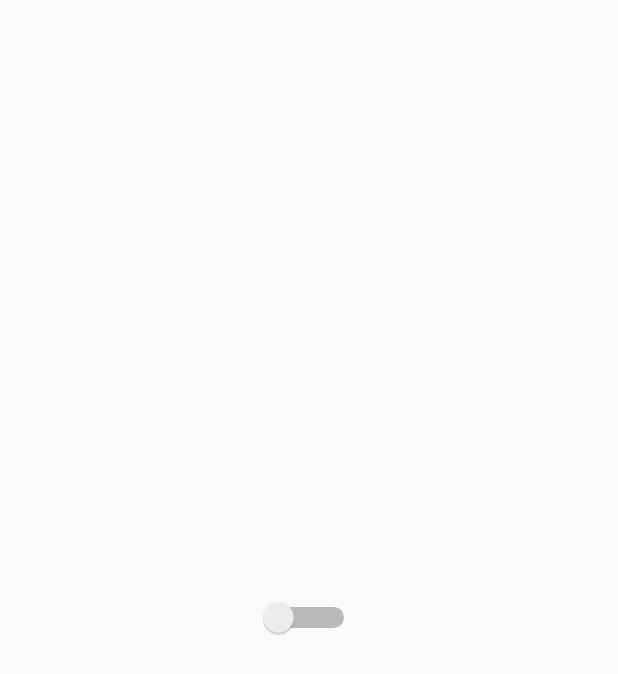
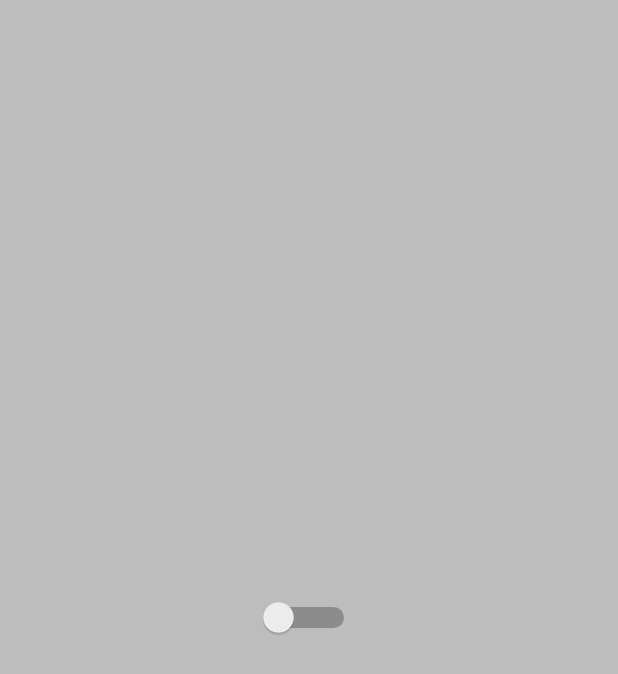
Before and after one commit to ItsSelina/Lumi, an Android app: the screen it shows after launch (MainActivity), on a phone screen of 412 x 824 dp. Shown: the top 674 px of the screen. Run offline under Robolectric (Android 15) with nearby library versions, the phone set to English and light mode, and no system bars.

Commit message:
Change color

```diff
--- a/app/src/main/java/me/selinali/lumi/MainActivity.java
+++ b/app/src/main/java/me/selinali/lumi/MainActivity.java
@@ -1,8 +1,10 @@
 package me.selinali.lumi;
 
+import android.graphics.Color;
 import android.hardware.Camera;
 import android.support.v7.app.AppCompatActivity;
 import android.os.Bundle;
+import android.view.View;
 import android.widget.CompoundButton;
 import android.widget.Switch;
 
@@ -11,6 +13,7 @@ public class MainActivity extends AppCompatActivity {
     Camera camera;
     Boolean isLightOn;
     Switch lightSwitch;
+    View view;
 
     @Override
     protected void onCreate(Bundle savedInstanceState) {
@@ -19,10 +22,13 @@ public class MainActivity extends AppCompatActivity {
 
         isLightOn = false;
         lightSwitch = (Switch) findViewById(R.id.light_switch);
+        view = findViewById(R.id.background);
+
         lightSwitch.setOnCheckedChangeListener(new CompoundButton.OnCheckedChangeListener() {
             @Override
             public void onCheckedChanged(CompoundButton buttonView, boolean isChecked) {
                 if (isChecked) {
+                    view.setBackgroundColor(getResources().getColor(R.color.colorPrimary));
                     camera = Camera.open();
                     Camera.Parameters parameters = camera.getParameters();
                     parameters.setFlashMode(Camera.Parameters.FLASH_MODE_TORCH);
@@ -32,6 +38,7 @@ public class MainActivity extends AppCompatActivity {
                 } else {
                     camera.stopPreview();
                     camera.release();
+                    view.setBackgroundColor(getResources().getColor(R.color.gray));
                     isLightOn = false;
                 }
             }
--- a/app/src/main/res/layout/activity_main.xml
+++ b/app/src/main/res/layout/activity_main.xml
@@ -3,11 +3,16 @@
     xmlns:tools="http://schemas.android.com/tools"
     android:layout_width="match_parent"
     android:layout_height="match_parent"
-    android:paddingBottom="@dimen/activity_vertical_margin"
-    android:paddingLeft="@dimen/activity_horizontal_margin"
-    android:paddingRight="@dimen/activity_horizontal_margin"
-    android:paddingTop="@dimen/activity_vertical_margin"
     tools:context=".MainActivity">
+
+    <View
+        android:id="@+id/background"
+        android:layout_width="match_parent"
+        android:layout_height="match_parent"
+        android:layout_alignParentBottom="true"
+        android:layout_alignParentLeft="true"
+        android:layout_alignParentStart="true"
+        android:background="@color/gray"/>
 
     <Switch
         android:id="@+id/light_switch"
--- a/app/src/main/res/values/colors.xml
+++ b/app/src/main/res/values/colors.xml
@@ -1,6 +1,7 @@
 <?xml version="1.0" encoding="utf-8"?>
 <resources>
-    <color name="colorPrimary">#3F51B5</color>
-    <color name="colorPrimaryDark">#303F9F</color>
-    <color name="colorAccent">#FF4081</color>
+    <color name="colorPrimary">#FFE57F</color>
+    <color name="colorPrimaryDark">#000</color>
+    <color name="colorAccent">#FFC107</color>
+    <color name="gray">#bdbdbd</color>
 </resources>
```
